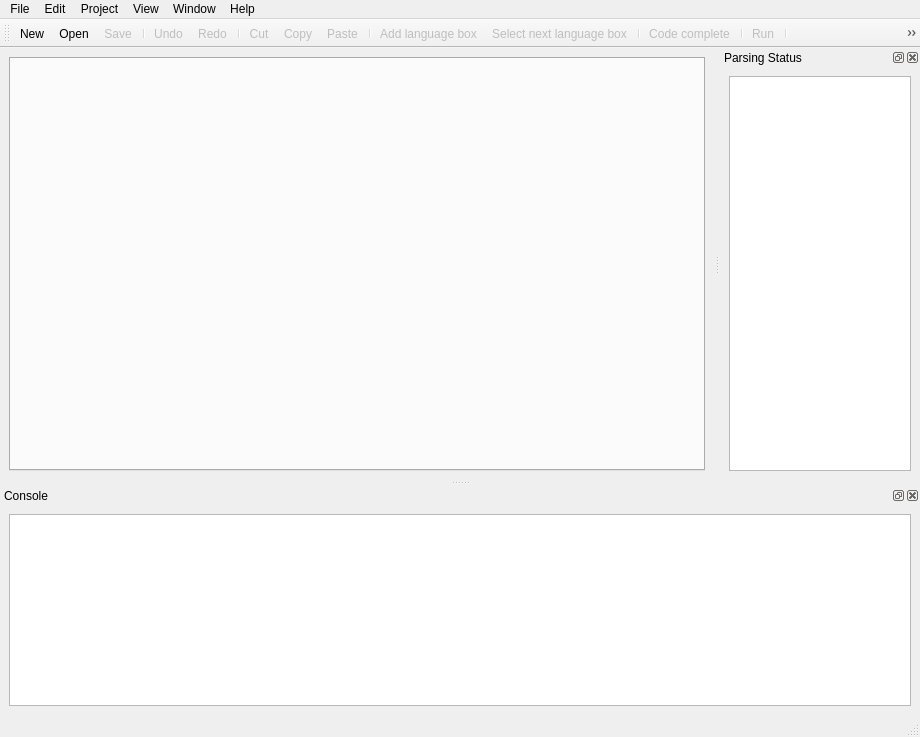
Qt form lib/eco/gui/gui.ui (softdevteam/eco) before a commit.
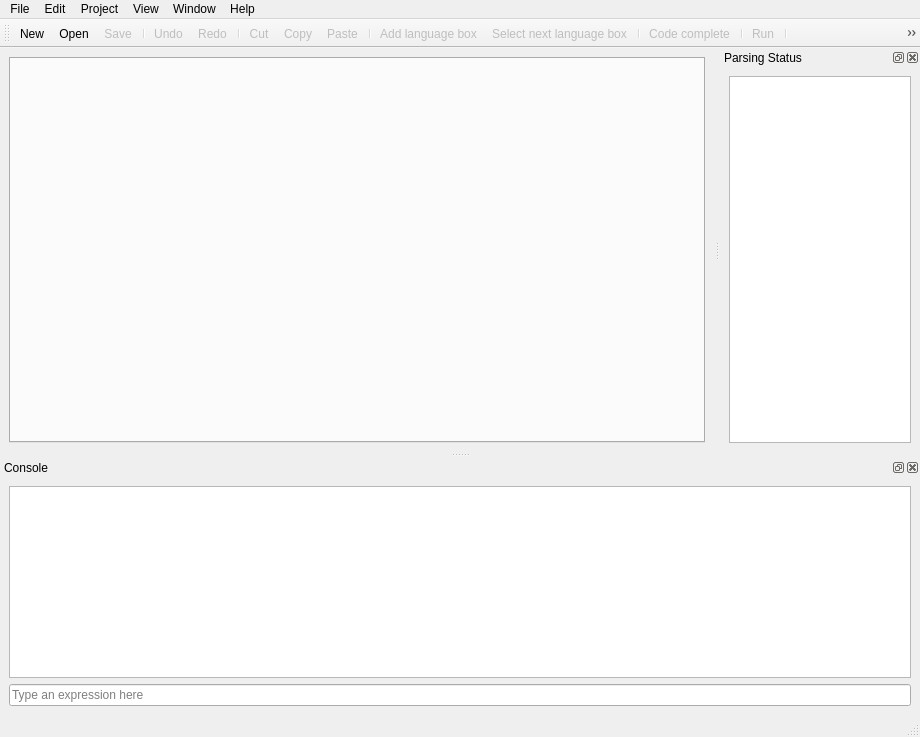
The same form after that commit. Icons and pictures are not drawn.

Commit message: Debug expression box remembers what you type.

```diff
--- a/lib/eco/gui/gui.ui
+++ b/lib/eco/gui/gui.ui
@@ -264,6 +264,13 @@
        </property>
       </widget>
      </item>
+     <item>
+      <widget class="QLineEdit" name="expressionBox">
+       <property name="placeholderText">
+        <string>Type an expression here</string>
+       </property>
+      </widget>
+     </item>
     </layout>
    </widget>
   </widget>
```
Left out of the diff: 16 changed lines with no effect on the pictures. The commit also changes 1 other file.
